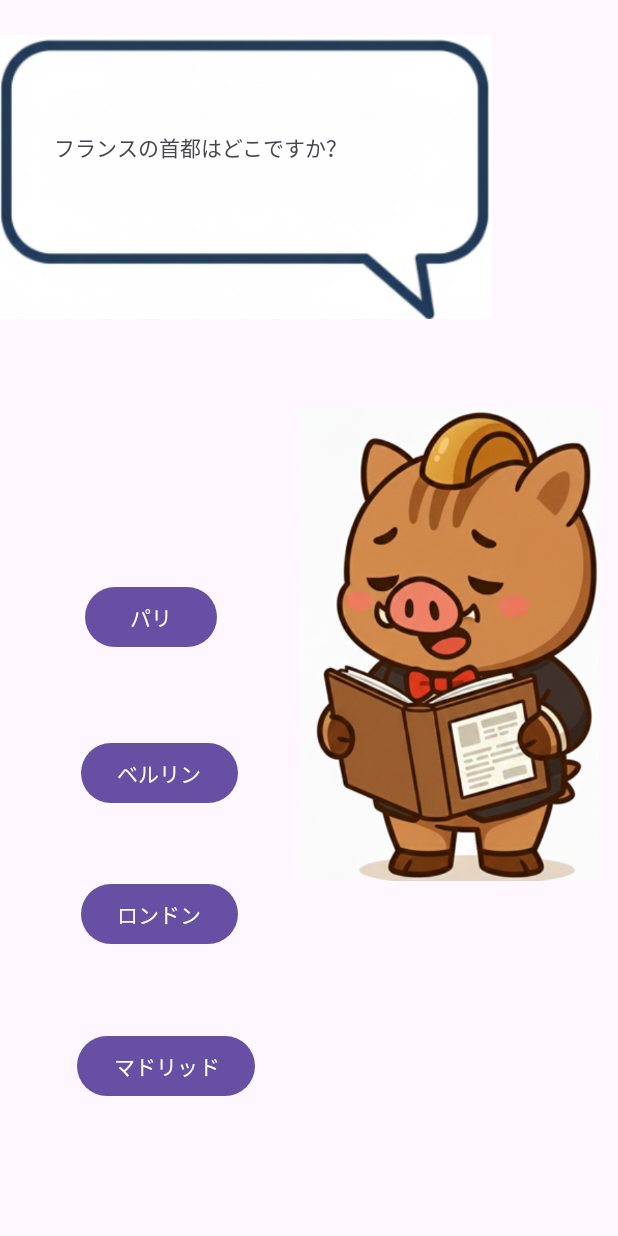
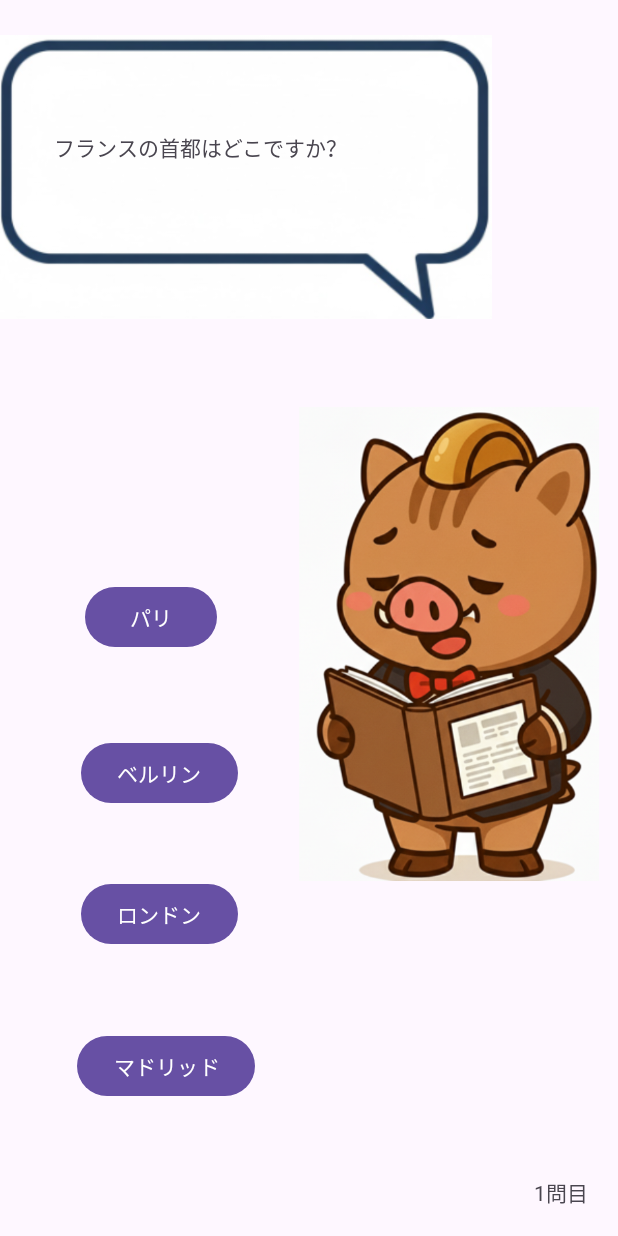
Before and after one commit to konan-pbl-2025/Mr_Q, an Android app: the MainActivity screen opened directly, with no data from a screen before it, on a phone screen of 412 x 824 dp. Run offline under Robolectric (Android 15) with nearby library versions, the light colour scheme and no system bars.

Commit message:
All tasks be done

```diff
--- a/app/src/main/java/com/example/mr_q/MainActivity.java
+++ b/app/src/main/java/com/example/mr_q/MainActivity.java
@@ -6,6 +6,8 @@ import android.view.View;
 import android.widget.Button;
 import android.widget.TextView;
 import androidx.appcompat.app.AppCompatActivity;
+
+import java.util.StringTokenizer;
 
 public class MainActivity extends AppCompatActivity {
 
@@ -18,6 +20,9 @@ public class MainActivity extends AppCompatActivity {
     protected void onCreate(Bundle savedInstanceState) {
         super.onCreate(savedInstanceState);
         setContentView(R.layout.activity_main);
+
+        TextView displayCurrentIndex = findViewById(R.id.displayCurrentIndex);
+        displayCurrentIndex.setText(String.valueOf((StartActivity.currentQuestionIndex + 1) + "問目"));
 
         // もしIntentにcurrentIndexが含まれていれば、それをセット
         StartActivity.currentQuestionIndex = getIntent().getIntExtra("currentIndex", StartActivity.currentQuestionIndex);
--- a/app/src/main/res/layout/activity_main.xml
+++ b/app/src/main/res/layout/activity_main.xml
@@ -91,4 +91,16 @@
         app:layout_constraintTop_toTopOf="parent"
         app:layout_constraintVertical_bias="0.499" />
 
+    <TextView
+        android:id="@+id/displayCurrentIndex"
+        android:layout_width="56dp"
+        android:layout_height="21dp"
+        android:text="TextView"
+        app:layout_constraintBottom_toBottomOf="parent"
+        app:layout_constraintEnd_toEndOf="parent"
+        app:layout_constraintHorizontal_bias="1.0"
+        app:layout_constraintStart_toStartOf="parent"
+        app:layout_constraintTop_toTopOf="parent"
+        app:layout_constraintVertical_bias="0.977" />
+
 </androidx.constraintlayout.widget.ConstraintLayout>
```
